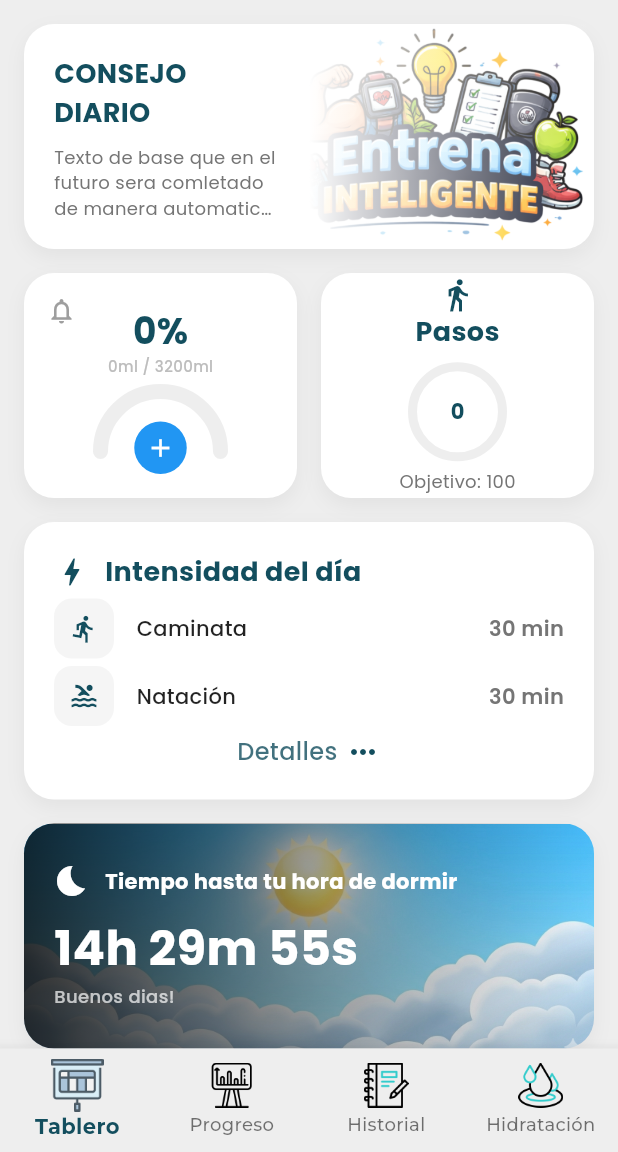
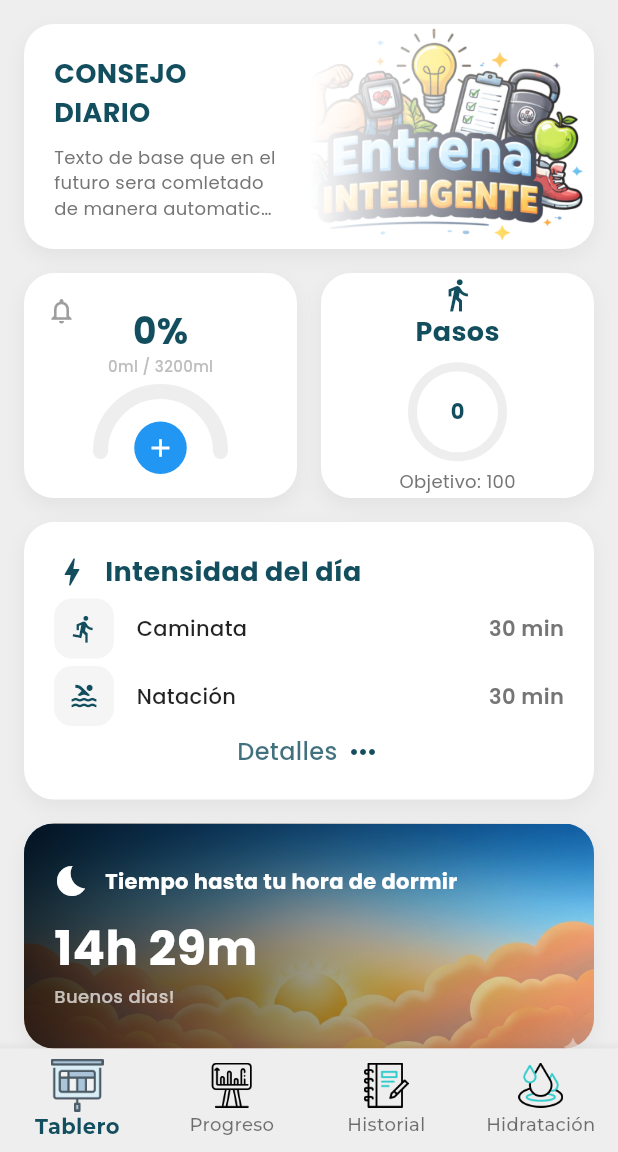
Before and after one commit to yeferson0brito/EDIA, a Flutter app: the screen it shows after launch, on a phone screen of 412 x 824 dp, the part 84-1236 px from its top. Run offline on Flutter 3.47's test engine with Material 3 defaults, Android fonts, the phone set to English and light mode, and no system bars; our stand-ins replace confetti, google_fonts, jwt_decoder, pedometer, permission_handler, shared_preferences; key blocks and very long unbroken strings in the code were emptied for the run.

Commit message:
Actualizaciones en la tarjeta de sueño

```diff
--- a/EntrenamientoDeportivoIA/lib/screens/home_screen.dart
+++ b/EntrenamientoDeportivoIA/lib/screens/home_screen.dart
@@ -1018,6 +1018,7 @@ class _HomeScreenState extends State<HomeScreen> {
     String message = "";
     String title = "";
     Duration remaining;
+    String bgImage = "";
 
     // Lógica de estados
     if (now.isAfter(todaySleep) && now.isBefore(todayWake)) {
@@ -1051,7 +1052,19 @@ class _HomeScreenState extends State<HomeScreen> {
       }
     }
 
-    String countdown = "${remaining.inHours}h ${remaining.inMinutes.remainder(60)}m ${remaining.inSeconds.remainder(60)}s";
+    // Selección de imagen según la hora
+    int hour = now.hour;
+    if (hour >= 6 && hour < 12) {
+      bgImage = 'assets/images/ImageBoardSleepMorning.png';
+    } else if (hour >= 12 && hour < 16) {
+      bgImage = 'assets/images/ImageBoardSleepMidday.png';
+    } else if (hour >= 16 && hour < 20) {
+      bgImage = 'assets/images/ImageBoardSleepAfternoon.png';
+    } else {
+      bgImage = 'assets/images/ImageBoardSleep.png';
+    }
+
+    String countdown = "${remaining.inHours}h ${remaining.inMinutes.remainder(60)}m";
 
     return GestureDetector(
       onTap: _showSleepDetailDialog,
@@ -1060,8 +1073,8 @@ class _HomeScreenState extends State<HomeScreen> {
         width: double.infinity,
         decoration: BoxDecoration(
           borderRadius: BorderRadius.circular(20),
-          image: const DecorationImage(
-            image: AssetImage('assets/images/ImageBoardSleepMidday.png'),
+          image: DecorationImage(
+            image: AssetImage(bgImage),
             fit: BoxFit.cover,
           ),
           boxShadow: [
```
Also changed, not shown: EntrenamientoDeportivoIA/assets/images/ImageBoardSleepAfternoon.png (added).
